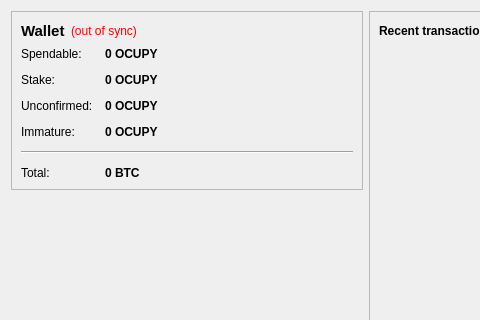
First picture: the form in src/qt/forms/overviewpage.ui, repository macht1/blitz, before the edit; both pictures show x 0 to 480 and y 0 to 320 of the 732 by 409 pixel window.
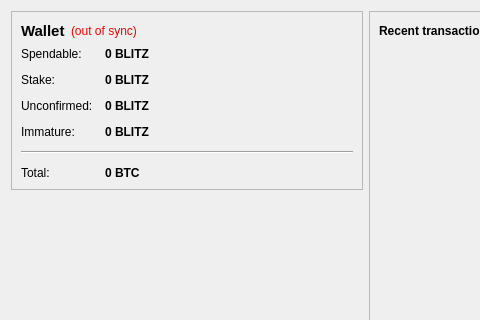
Second picture: the form after the edit. Icons and pictures are not drawn.

Commit message: Rebranding from Ocupy to Blitz

The edit to the form file:
```diff
--- a/src/qt/forms/overviewpage.ui
+++ b/src/qt/forms/overviewpage.ui
@@ -105,7 +105,7 @@
              <string>Your current spendable balance</string>
             </property>
             <property name="text">
-             <string notr="true">0 OCUPY</string>
+             <string notr="true">0 BLITZ</string>
             </property>
             <property name="textInteractionFlags">
              <set>Qt::LinksAccessibleByMouse|Qt::TextSelectableByKeyboard|Qt::TextSelectableByMouse</set>
@@ -134,7 +134,7 @@
              <string>Total of coins that was staked, and do not yet count toward the current balance</string>
             </property>
             <property name="text">
-             <string notr="true">0 OCUPY</string>
+             <string notr="true">0 BLITZ</string>
             </property>
             <property name="textInteractionFlags">
              <set>Qt::LinksAccessibleByMouse|Qt::TextSelectableByKeyboard|Qt::TextSelectableByMouse</set>
@@ -163,7 +163,7 @@
              <string>Total of transactions that have yet to be confirmed, and do not yet count toward the current balance</string>
             </property>
             <property name="text">
-             <string notr="true">0 OCUPY</string>
+             <string notr="true">0 BLITZ</string>
             </property>
             <property name="textInteractionFlags">
              <set>Qt::LinksAccessibleByMouse|Qt::TextSelectableByKeyboard|Qt::TextSelectableByMouse</set>
@@ -189,7 +189,7 @@
              <string>Mined balance that has not yet matured</string>
             </property>
             <property name="text">
-             <string notr="true">0 OCUPY</string>
+             <string notr="true">0 BLITZ</string>
             </property>
             <property name="textInteractionFlags">
              <set>Qt::LinksAccessibleByMouse|Qt::TextSelectableByKeyboard|Qt::TextSelectableByMouse</set>
```
Left out of the diff: 4 changed lines with no effect on the pictures. The commit also changes 170 other files.
